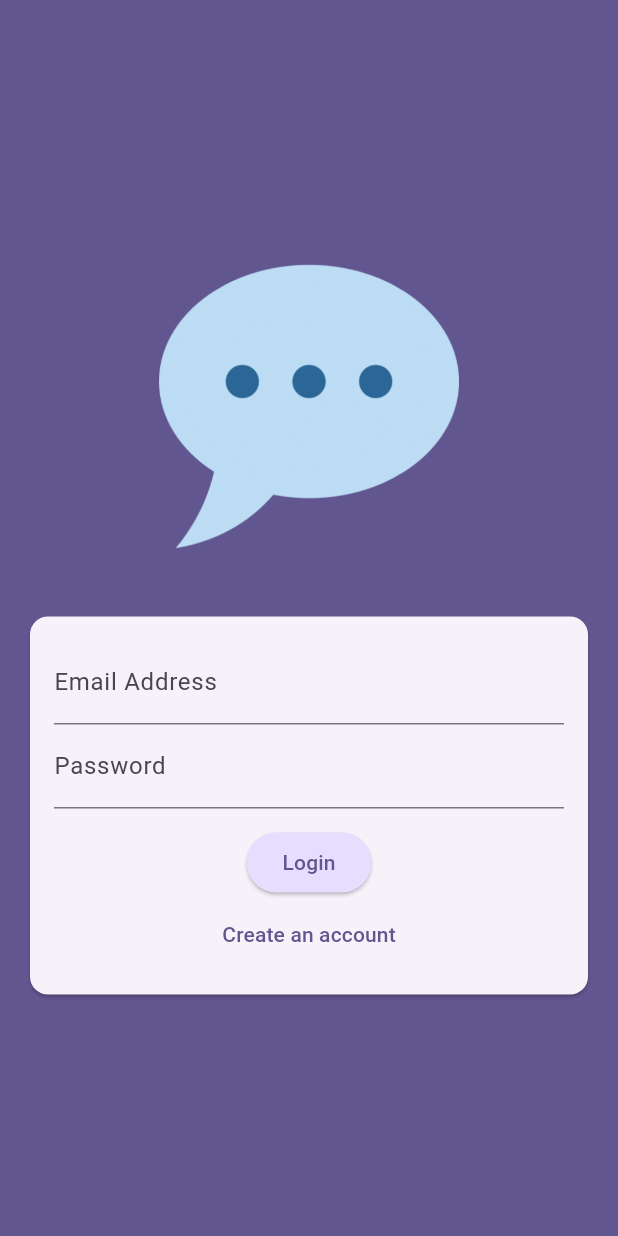
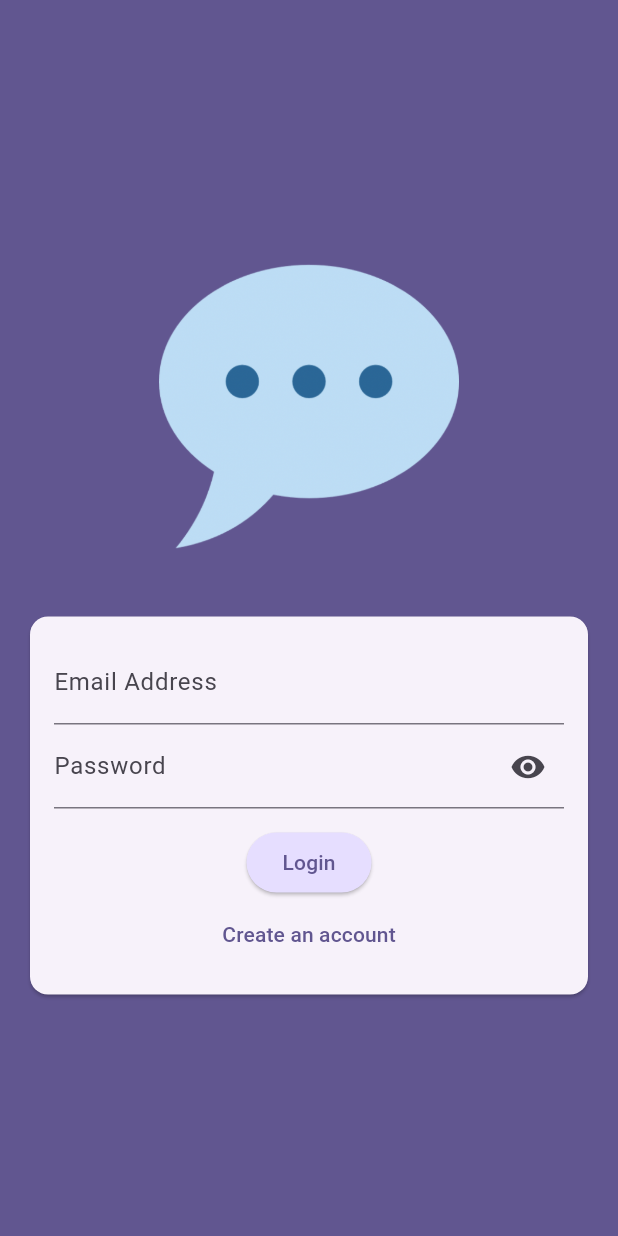
Before and after one commit to MatteoLanci/chat_app, a Flutter app: the screen it shows after launch, on a phone screen of 412 x 824 dp. Run offline on Flutter 3.47's test engine with Material 3 defaults, Android fonts, the phone set to English and light mode, and no system bars; our stand-ins replace cloud_firestore, firebase_auth, firebase_core, firebase_messaging, firebase_storage, image_picker; accounts and stored records are empty.

Commit message:
auth: toggle psw visibility

```diff
--- a/lib/screens/auth.dart
+++ b/lib/screens/auth.dart
@@ -28,6 +28,7 @@ class _AuthScreenState extends State<AuthScreen> {
   var _enteredUsername = '';
   File? _selectedImage;
   var _isAuthenticating = false;
+  bool _isVisible = true;
 
   void _submit() async {
     final isValid = _form.currentState!.validate();
@@ -152,9 +153,22 @@ class _AuthScreenState extends State<AuthScreen> {
                               },
                             ),
                           TextFormField(
-                            decoration:
-                                const InputDecoration(labelText: 'Password'),
-                            obscureText: true,
+                            decoration: InputDecoration(
+                              labelText: 'Password',
+                              suffixIcon: IconButton(
+                                onPressed: () {
+                                  setState(() {
+                                    _isVisible = !_isVisible;
+                                  });
+                                },
+                                icon: Icon(
+                                  _isVisible
+                                      ? Icons.visibility
+                                      : Icons.visibility_off,
+                                ),
+                              ),
+                            ),
+                            obscureText: _isVisible,
                             validator: (value) {
                               if (value == null || value.trim().length < 6) {
                                 return 'Password must be at least 6 characters long.';
```
